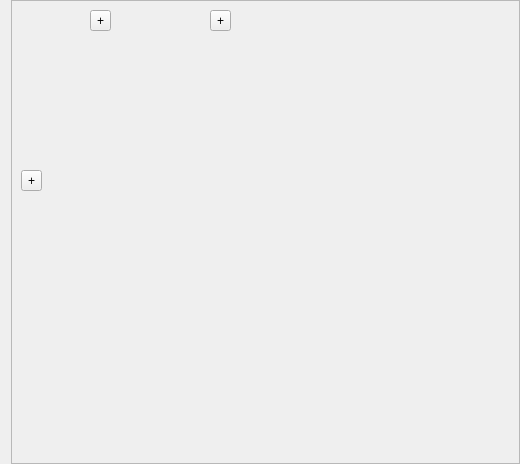
This is shapeout2/gui/matrix/block_matrix.ui in ZELLMECHANIK-DRESDEN/ShapeOut2 as Qt 5 draws it before an edit. The edited form follows.
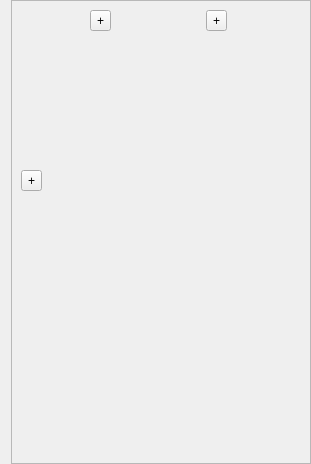
This is the edited form. Custom widgets are drawn as their Qt base class.

What changed in the file:
```diff
--- a/shapeout2/gui/matrix/block_matrix.ui
+++ b/shapeout2/gui/matrix/block_matrix.ui
@@ -6,7 +6,7 @@
    <rect>
     <x>0</x>
     <y>0</y>
-    <width>520</width>
+    <width>310</width>
     <height>464</height>
    </rect>
   </property>
@@ -60,7 +60,7 @@
        <rect>
         <x>0</x>
         <y>0</y>
-        <width>509</width>
+        <width>299</width>
         <height>462</height>
        </rect>
       </property>
```
